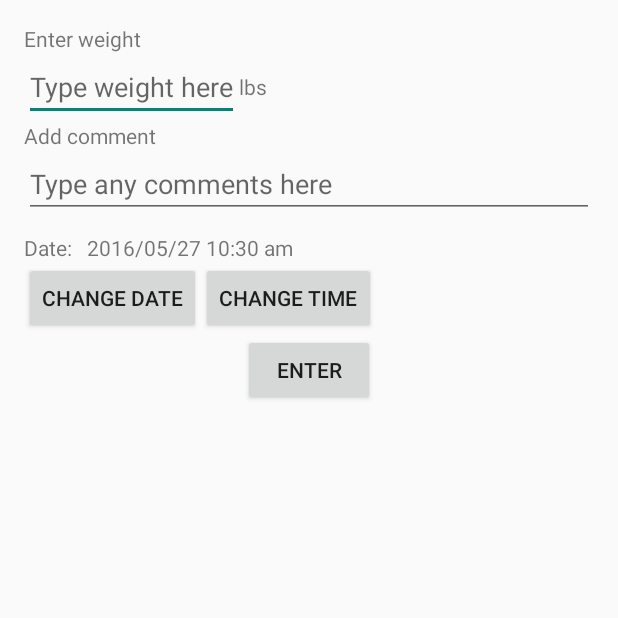
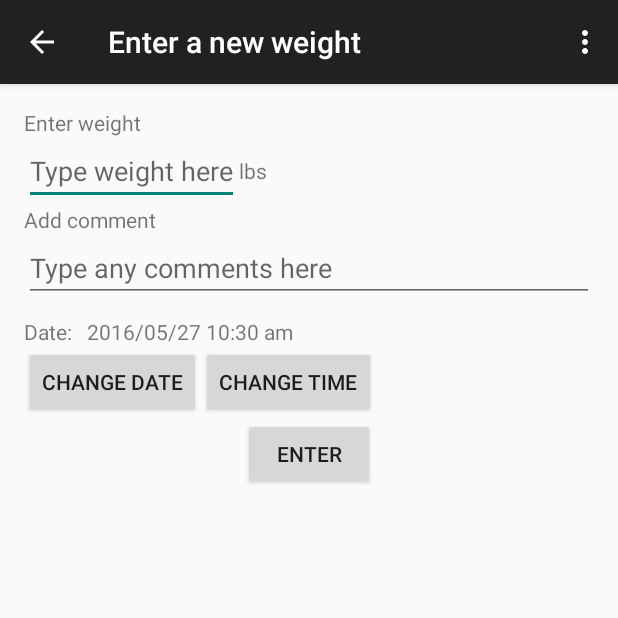
Before and after one commit to leiboldm/BulkTracker, an Android app: the screen it shows after launch (WeightEntryActivity), after a tap on "ADD DETAILS", on a phone screen of 412 x 824 dp, the top half of it. Run offline under Robolectric (Android 15) with nearby library versions, the phone set to English and light mode, and no system bars.

Commit message:
Implemented action bar nav to other activities

```diff
--- a/app/src/main/java/com/mattleibold/bulktracker/PictureGalleryActivity.java
+++ b/app/src/main/java/com/mattleibold/bulktracker/PictureGalleryActivity.java
@@ -33,9 +33,7 @@ public class PictureGalleryActivity extends ActionBarActivity {
     @Override
     public boolean onOptionsItemSelected(MenuItem item) {
         int id = item.getItemId();
-        if (id == R.id.action_settings) {
-            return true;
-        }
+        Utilities.handleOptionsItemSelected(this, id);
 
         return super.onOptionsItemSelected(item);
     }
--- a/app/src/main/java/com/mattleibold/bulktracker/WeightEntryActivity.java
+++ b/app/src/main/java/com/mattleibold/bulktracker/WeightEntryActivity.java
@@ -9,6 +9,7 @@ import android.os.Environment;
 import android.provider.MediaStore;
 import android.support.v4.app.FragmentActivity;
 import android.os.Bundle;
+import android.support.v7.app.ActionBarActivity;
 import android.util.Log;
 import android.view.Menu;
 import android.view.MenuItem;
@@ -26,7 +27,7 @@ import java.util.Date;
 import java.util.Vector;
 
 
-public class WeightEntryActivity extends FragmentActivity {
+public class WeightEntryActivity extends ActionBarActivity {
 
     private String date;
     private int time;
@@ -71,15 +72,8 @@ public class WeightEntryActivity extends FragmentActivity {
 
     @Override
     public boolean onOptionsItemSelected(MenuItem item) {
-        // Handle action bar item clicks here. The action bar will
-        // automatically handle clicks on the Home/Up button, so long
-        // as you specify a parent activity in AndroidManifest.xml.
         int id = item.getItemId();
-
-        //noinspection SimplifiableIfStatement
-        if (id == R.id.action_settings) {
-            return true;
-        }
+        Utilities.handleOptionsItemSelected(this, id);
 
         return super.onOptionsItemSelected(item);
     }
--- a/app/src/main/res/menu/menu_graph_view.xml
+++ b/app/src/main/res/menu/menu_graph_view.xml
@@ -4,4 +4,10 @@
     tools:context="com.mattleibold.bulktracker.GraphViewActivity">
     <item android:id="@+id/action_settings" android:title="@string/action_settings"
         android:orderInCategory="100" app:showAsAction="never" />
+    <item android:id="@+id/action_weight_entry" android:title="@string/weight_entry"
+        android:orderInCategory="101" app:showAsAction="never" />
+    <item android:id="@+id/action_history" android:title="@string/history"
+        android:orderInCategory="102" app:showAsAction="never" />
+    <item android:id="@+id/action_pictures" android:title="@string/progress_pictures"
+        android:orderInCategory="103" app:showAsAction="never" />
 </menu>
--- a/app/src/main/res/menu/menu_picture_gallery.xml
+++ b/app/src/main/res/menu/menu_picture_gallery.xml
@@ -4,4 +4,10 @@
     tools:context="com.mattleibold.bulktracker.PictureGalleryActivity">
     <item android:id="@+id/action_settings" android:title="@string/action_settings"
         android:orderInCategory="100" app:showAsAction="never" />
+    <item android:id="@+id/action_weight_entry" android:title="@string/weight_entry"
+        android:orderInCategory="101" app:showAsAction="never" />
+    <item android:id="@+id/action_history" android:title="@string/history"
+        android:orderInCategory="102" app:showAsAction="never" />
+    <item android:id="@+id/action_graph" android:title="@string/view_graph"
+        android:orderInCategory="103" app:showAsAction="never" />
 </menu>
--- a/app/src/main/res/menu/menu_picture_pager.xml
+++ b/app/src/main/res/menu/menu_picture_pager.xml
@@ -4,4 +4,10 @@
     tools:context="com.mattleibold.bulktracker.PicturePagerActivity">
     <item android:id="@+id/action_settings" android:title="@string/action_settings"
         android:orderInCategory="100" app:showAsAction="never" />
+    <item android:id="@+id/action_weight_entry" android:title="@string/weight_entry"
+        android:orderInCategory="101" app:showAsAction="never" />
+    <item android:id="@+id/action_history" android:title="@string/history"
+        android:orderInCategory="102" app:showAsAction="never" />
+    <item android:id="@+id/action_graph" android:title="@string/view_graph"
+        android:orderInCategory="103" app:showAsAction="never" />
 </menu>
--- a/app/src/main/res/menu/menu_weight_entry.xml
+++ b/app/src/main/res/menu/menu_weight_entry.xml
@@ -4,4 +4,10 @@
     tools:context="com.mattleibold.bulktracker.WeightEntryActivity">
     <item android:id="@+id/action_settings" android:title="@string/action_settings"
         android:orderInCategory="100" app:showAsAction="never" />
+    <item android:id="@+id/action_history" android:title="@string/history"
+        android:orderInCategory="101" app:showAsAction="never" />
+    <item android:id="@+id/action_graph" android:title="@string/view_graph"
+        android:orderInCategory="102" app:showAsAction="never" />
+    <item android:id="@+id/action_pictures" android:title="@string/progress_pictures"
+        android:orderInCategory="103" app:showAsAction="never" />
 </menu>
--- a/app/src/main/res/menu/menu_weight_history.xml
+++ b/app/src/main/res/menu/menu_weight_history.xml
@@ -4,4 +4,10 @@
     tools:context="com.mattleibold.bulktracker.WeightHistoryActivity">
     <item android:id="@+id/action_settings" android:title="@string/action_settings"
         android:orderInCategory="100" app:showAsAction="never" />
+    <item android:id="@+id/action_weight_entry" android:title="@string/weight_entry"
+        android:orderInCategory="101" app:showAsAction="never" />
+    <item android:id="@+id/action_graph" android:title="@string/view_graph"
+        android:orderInCategory="102" app:showAsAction="never" />
+    <item android:id="@+id/action_pictures" android:title="@string/progress_pictures"
+        android:orderInCategory="103" app:showAsAction="never" />
 </menu>
--- a/app/src/main/res/values/strings.xml
+++ b/app/src/main/res/values/strings.xml
@@ -46,5 +46,7 @@
     <string name="time">Time</string>
     <string name="edit">Edit</string>
     <string name="comment">Comment</string>
+    <string name="history">History</string>
+    <string name="weight_entry">Weight entry</string>
 
 </resources>
```
Also changed, not shown: app/src/main/java/com/mattleibold/bulktracker/GraphViewActivity.java (+1 -8 lines), app/src/main/java/com/mattleibold/bulktracker/PicturePagerActivity.java (+1 -7 lines), app/src/main/java/com/mattleibold/bulktracker/Utilities.java (+17 -0 lines), app/src/main/java/com/mattleibold/bulktracker/WeightHistoryActivity.java (+1 -8 lines).
